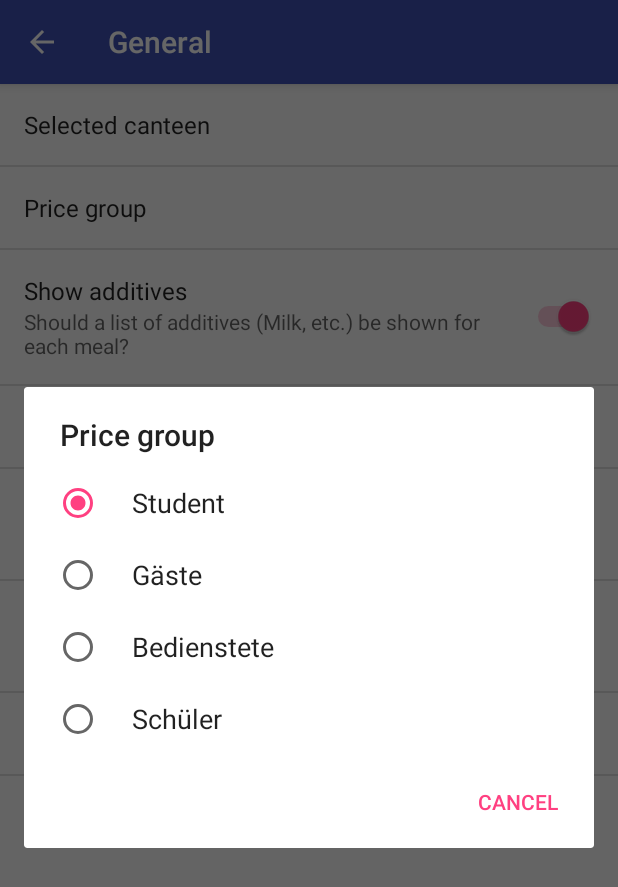
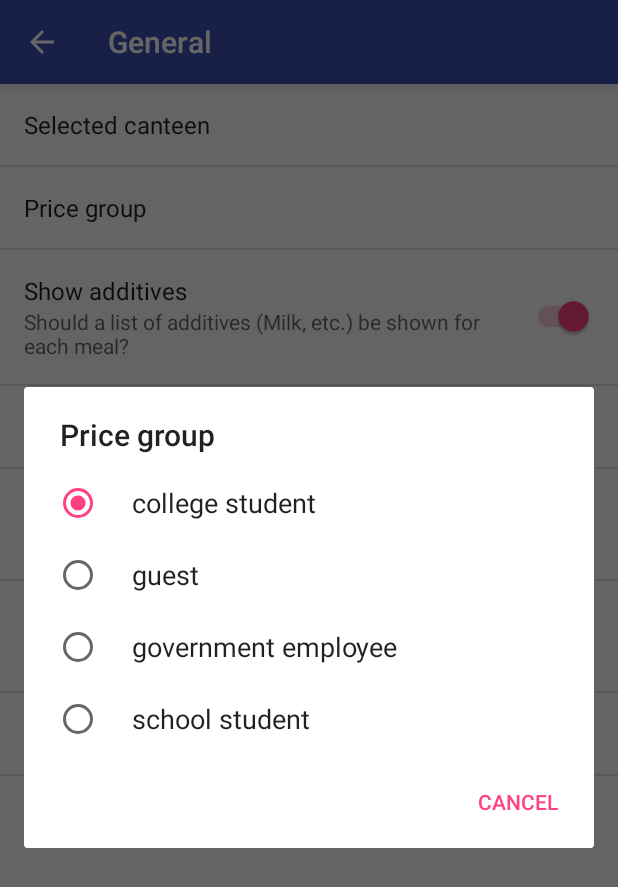
Before and after one commit to csicar/MensaPlan, an Android app: the SettingsActivity screen opened directly, with no data from a screen before it, after a tap on "Price group", on a phone screen of 412 x 824 dp. Shown: the top 887 px of the screen. Run offline under Robolectric (Android 15) with nearby library versions, the phone set to English and light mode, and no system bars; network calls fail; 2 other taps on this screen came first.

Commit message:
:globe_with_meridians: Translate setting values

```diff
--- a/app/src/main/res/values/arrays.xml
+++ b/app/src/main/res/values/arrays.xml
@@ -10,10 +10,10 @@
     </string-array>
 
     <string-array name="pref_price_group_titles" translatable="false">
-        <item>Student</item>
-        <item>Gäste</item>
-        <item>Bedienstete</item>
-        <item>Schüler</item>
+        <item>@string/pref_price_group_titles_college_student</item>
+        <item>@string/pref_price_group_titles_guest</item>
+        <item>@string/pref_price_group_titles_government_employee</item>
+        <item>@string/pref_price_group_titles_school_student</item>
     </string-array>
     <string-array name="pref_price_group_values" translatable="false">
         <item>1</item>
@@ -23,34 +23,34 @@
     </string-array>
 
     <string-array name="pref_additives_titles" translatable="false">
-        <item>Glutenhaltiges Getreide</item>
-        <item>Weizen</item>
-        <item>Roggen</item>
-        <item>Gerste</item>
-        <item>Hafer</item>
-        <item>Dinkel</item>
-        <item>Kamut</item>
-        <item>Schalenfrüchte / Nüsse</item>
-        <item>Mandeln</item>
-        <item>Haselnüsse</item>
-        <item>Walnüsse</item>
-        <item>Cashewnüsse</item>
-        <item>Pekanüsse</item>
-        <item>Paranüsse</item>
-        <item>Pistazie</item>
-        <item>Queenslandnüsse/ Macadamianüsse</item>
-        <item>Eier</item>
-        <item>Erdnüsse</item>
-        <item>Soja</item>
-        <item>Senf</item>
-        <item>Krebstiere</item>
-        <item>Fisch</item>
-        <item>Milch / Laktose</item>
-        <item>Sellerie</item>
-        <item>Schwefeldioxid / Sulfit</item>
-        <item>Sesam</item>
-        <item>Lupine</item>
-        <item>Weichtiere</item>
+        <item>@string/pref_additives_titles_grain_gluten</item>
+        <item>@string/pref_additives_titles_wheat</item>
+        <item>@string/pref_additives_titles_rye</item>
+        <item>@string/pref_additives_titles_barley</item>
+        <item>@string/pref_additives_titles_oat</item>
+        <item>@string/pref_additives_titles_spelt</item>
+        <item>@string/pref_additives_titles_kamut</item>
+        <item>@string/pref_additives_titles_nuts</item>
+        <item>@string/pref_additives_titles_almonds</item>
+        <item>@string/pref_additives_titles_hazelnuts</item>
+        <item>@string/pref_additives_titles_walnuts</item>
+        <item>@string/pref_additives_titles_cashews</item>
+        <item>@string/pref_additives_titles_pecans</item>
+        <item>@string/pref_additives_titles_brazil_nut</item>
+        <item>@string/pref_additives_titles_pistachios</item>
+        <item>@string/pref_additives_titles_queensland_nuts</item>
+        <item>@string/pref_additives_titles_eggs</item>
+        <item>@string/pref_additives_titles_peanuts</item>
+        <item>@string/pref_additives_titles_soy</item>
+        <item>@string/pref_additives_titles_mustard</item>
+        <item>@string/pref_additives_titles_shellfish</item>
+        <item>@string/pref_additives_titles_fish</item>
+        <item>@string/pref_additives_titles_milk_lactose</item>
+        <item>@string/pref_additives_titles_celery</item>
+        <item>@string/pref_additives_titles_sulphur_dioxide_sulphite</item>
+        <item>@string/pref_additives_titles_sesame</item>
+        <item>@string/pref_additives_titles_lupine</item>
+        <item>@string/pref_additives_titles_mollusks</item>
     </string-array>
     <string-array name="pref_additives_values" translatable="false">
         <item>Gl</item>
@@ -84,14 +84,14 @@
     </string-array>
 
     <string-array name="pref_properties_titles" translatable="false">
-        <item>Bio</item>
-        <item>Fish</item>
-        <item>Schwein</item>
-        <item>Schwein aus artgerechter Tierhaltung</item>
-        <item>Schweinefleisch</item>
-        <item>Schweinefleisch aus artgerechter Tierhaltung</item>
-        <item>Vegan</item>
-        <item>Vegeratisch</item>
+        <item>@string/pref_properties_titles_bio</item>
+        <item>@string/pref_properties_titles_fish</item>
+        <item>@string/pref_properties_titles_pig</item>
+        <item>@string/pref_properties_titles_ethical_pig</item>
+        <item>@string/pref_properties_titles_pig_meat</item>
+        <item>@string/pref_properties_titles_ethical_pig_meat</item>
+        <item>@string/pref_properties_titles_vegan</item>
+        <item>@string/pref_properties_titles_vegetarian</item>
         <item>Mensa Vital</item>
     </string-array>
     <string-array name="pref_properties_values" translatable="false">
@@ -105,6 +105,7 @@
         <item>veg</item>
         <item>mensa_vit</item>
     </string-array>
+
     <string-array name="canteen_titles" translatable="false">
         <item>Mensa Hochschule Pforzheim</item>
         <item>Mensa am Adenauer Ring</item>
--- a/app/src/main/res/values/strings.xml
+++ b/app/src/main/res/values/strings.xml
@@ -47,5 +47,49 @@
     <string name="pref_food_properties_summary">Meals containing these additives will be greyed-out</string>
     <string name="pref_food_additives_summary">Meals containing these will be greyed-out</string>
     <string name="pref_website_and_code_link">Website and Code</string>
+
+    <string name="pref_price_group_titles_college_student">college student</string>
+    <string name="pref_price_group_titles_guest">guest</string>
+    <string name="pref_price_group_titles_government_employee">government employee</string>
+    <string name="pref_price_group_titles_school_student">school student</string>
+
+    <string name="pref_properties_titles_bio">bio</string>
+    <string name="pref_properties_titles_fish">fish</string>
+    <string name="pref_properties_titles_pig">pig</string>
+    <string name="pref_properties_titles_ethical_pig">pig from ethical husbandry</string>
+    <string name="pref_properties_titles_pig_meat">pig meat</string>
+    <string name="pref_properties_titles_ethical_pig_meat">pig meat from ethical husbandry</string>
+    <string name="pref_properties_titles_vegan">vegan</string>
+    <string name="pref_properties_titles_vegetarian">vegetarian</string>
+
+    <string name="pref_additives_titles_grain_gluten">grain including gluten</string>
+    <string name="pref_additives_titles_wheat">wheat</string>
+    <string name="pref_additives_titles_rye">rye</string>
+    <string name="pref_additives_titles_barley">barley</string>
+    <string name="pref_additives_titles_oat">oat</string>
+    <string name="pref_additives_titles_spelt">spelt</string>
+    <string name="pref_additives_titles_kamut">kamut</string>
+    <string name="pref_additives_titles_nuts">nuts</string>
+    <string name="pref_additives_titles_almonds">almonds</string>
+    <string name="pref_additives_titles_hazelnuts">hazelnuts</string>
+    <string name="pref_additives_titles_walnuts">walnuts</string>
+    <string name="pref_additives_titles_cashews">cashews</string>
+    <string name="pref_additives_titles_pecans">pecans</string>
+    <string name="pref_additives_titles_brazil_nut">brazil nut / para nut</string>
+    <string name="pref_additives_titles_pistachios">pistachios</string>
+    <string name="pref_additives_titles_queensland_nuts">queensland nuts/ macadamia nuts</string>
+    <string name="pref_additives_titles_eggs">eggs</string>
+    <string name="pref_additives_titles_peanuts">peanuts</string>
+    <string name="pref_additives_titles_soy">soy</string>
+    <string name="pref_additives_titles_mustard">mustard</string>
+    <string name="pref_additives_titles_shellfish">shellfish</string>
+    <string name="pref_additives_titles_fish">fish</string>
+    <string name="pref_additives_titles_milk_lactose">milk / Lactose</string>
+    <string name="pref_additives_titles_celery">celery</string>
+    <string name="pref_additives_titles_sulphur_dioxide_sulphite">sulphur dioxide/ sulphite</string>
+    <string name="pref_additives_titles_sesame">sesame</string>
+    <string name="pref_additives_titles_lupine">lupine</string>
+    <string name="pref_additives_titles_mollusks">mollusks</string>
+
     <string name="canteen_info_action_text">Canteen Info</string>
 </resources>
```
Also changed, not shown: 1 other file.
